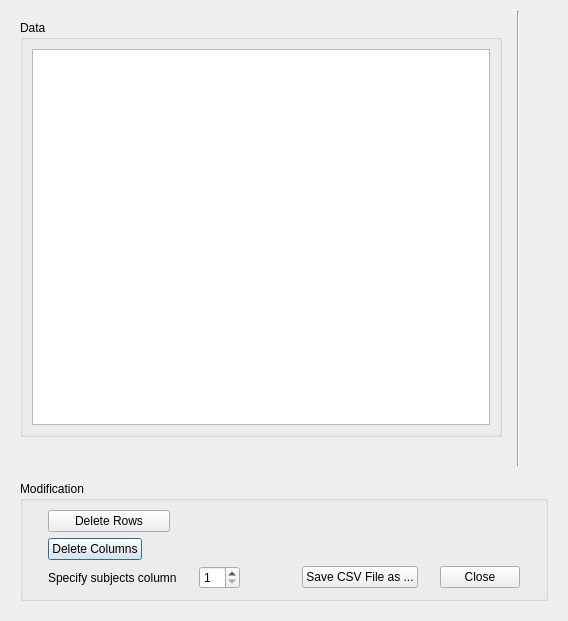
Old version of the form EditInputDialog.ui in the repository jeantm/FADTTS.
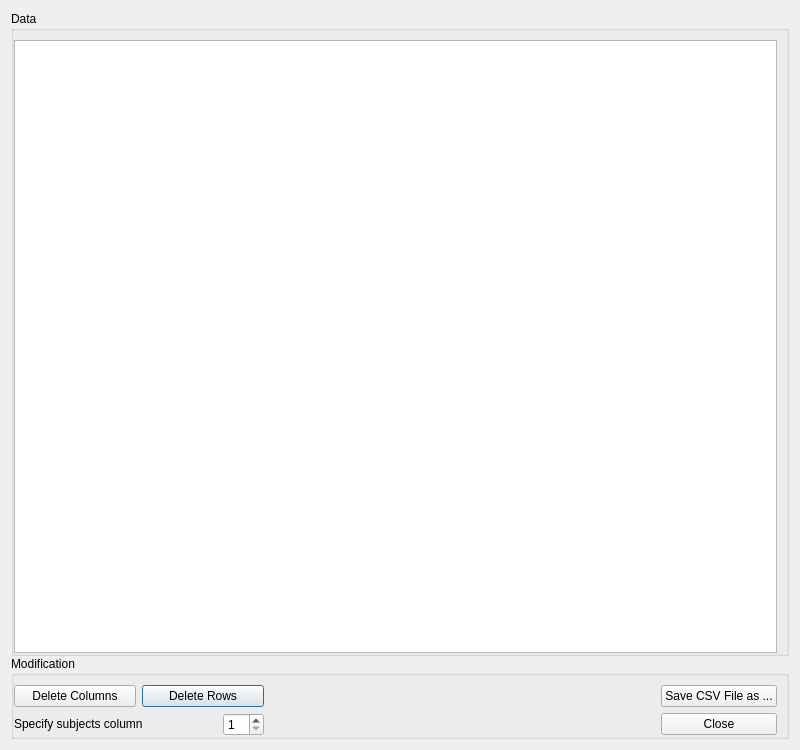
New version of the form.

Commit message:
Project FADTTS Modification EditDialog
- Got rid of file info
- Refined dialog

```diff
--- a/EditInputDialog.ui
+++ b/EditInputDialog.ui
@@ -6,8 +6,8 @@
    <rect>
     <x>0</x>
     <y>0</y>
-    <width>568</width>
-    <height>621</height>
+    <width>800</width>
+    <height>750</height>
    </rect>
   </property>
   <property name="sizePolicy">
@@ -20,64 +20,39 @@
    <string>Dialog</string>
   </property>
   <layout class="QGridLayout" name="gridLayout">
-   <item row="0" column="6" colspan="2">
-    <widget class="QWidget" name="fileInformation_widget" native="true">
-     <property name="sizePolicy">
-      <sizepolicy hsizetype="Preferred" vsizetype="Preferred">
-       <horstretch>0</horstretch>
-       <verstretch>0</verstretch>
-      </sizepolicy>
-     </property>
-     <layout class="QVBoxLayout" name="verticalLayout">
-      <item>
-       <widget class="QLabel" name="fileInformation_label">
+   <property name="verticalSpacing">
+    <number>0</number>
+   </property>
+   <item row="0" column="0" rowspan="2" colspan="2">
+    <widget class="QGroupBox" name="EditInputDialog_data_groupBox">
         <property name="sizePolicy">
-         <sizepolicy hsizetype="Preferred" vsizetype="Preferred">
+      <sizepolicy hsizetype="Expanding" vsizetype="Preferred">
           <horstretch>0</horstretch>
           <verstretch>0</verstretch>
          </sizepolicy>
         </property>
-        <property name="text">
-         <string/>
-        </property>
-        <property name="alignment">
-         <set>Qt::AlignLeading|Qt::AlignLeft|Qt::AlignTop</set>
-        </property>
-       </widget>
-      </item>
-     </layout>
-    </widget>
-   </item>
-   <item row="0" column="1" colspan="4">
-    <widget class="QWidget" name="data_widget" native="true">
-     <property name="minimumSize">
-      <size>
-       <width>500</width>
-       <height>450</height>
-      </size>
-     </property>
-     <layout class="QVBoxLayout" name="verticalLayout_3">
-      <item>
-       <widget class="QGroupBox" name="data_groupBox">
         <property name="title">
          <string>Data</string>
         </property>
         <layout class="QGridLayout" name="gridLayout_2">
+      <property name="leftMargin">
+       <number>0</number>
+      </property>
+      <property name="bottomMargin">
+       <number>0</number>
+      </property>
          <item row="0" column="0" colspan="2">
-          <widget class="QTableWidget" name="data_tableWidget"/>
-         </item>
-        </layout>
-       </widget>
-      </item>
-      <item>
-       <spacer name="horizontalSpacer">
+       <widget class="QTableWidget" name="EditInputDialog_data_tableWidget"/>
+      </item>
+      <item row="1" column="0" colspan="2">
+       <spacer name="EditInputDialog_horizontalSpacer">
         <property name="orientation">
          <enum>Qt::Horizontal</enum>
         </property>
         <property name="sizeHint" stdset="0">
          <size>
           <width>40</width>
-          <height>20</height>
+          <height>0</height>
          </size>
         </property>
        </spacer>
@@ -85,25 +60,41 @@
      </layout>
     </widget>
    </item>
-   <item row="1" column="1" rowspan="4" colspan="7">
-    <widget class="QWidget" name="modification_widget" native="true">
+   <item row="2" column="0" colspan="2">
+    <widget class="QGroupBox" name="EditInputDialog_modification_groupBox">
      <property name="sizePolicy">
-      <sizepolicy hsizetype="Preferred" vsizetype="Preferred">
+      <sizepolicy hsizetype="Preferred" vsizetype="Fixed">
        <horstretch>0</horstretch>
        <verstretch>0</verstretch>
       </sizepolicy>
      </property>
-     <layout class="QVBoxLayout" name="verticalLayout_4">
-      <item>
-       <widget class="QGroupBox" name="modification_groupBox">
         <property name="title">
          <string>Modification</string>
         </property>
         <layout class="QGridLayout" name="gridLayout_3">
-         <item row="6" column="0">
-          <widget class="QLabel" name="subjectColumn_label">
+      <property name="leftMargin">
+       <number>0</number>
+      </property>
+      <property name="bottomMargin">
+       <number>0</number>
+      </property>
+      <item row="1" column="2">
+       <widget class="QSpinBox" name="EditInputDialog_subjectColumnID_spinBox">
            <property name="sizePolicy">
-            <sizepolicy hsizetype="Fixed" vsizetype="Preferred">
+         <sizepolicy hsizetype="Fixed" vsizetype="Fixed">
+          <horstretch>0</horstretch>
+          <verstretch>0</verstretch>
+         </sizepolicy>
+        </property>
+        <property name="minimum">
+         <number>1</number>
+        </property>
+       </widget>
+      </item>
+      <item row="1" column="0" colspan="2">
+       <widget class="QLabel" name="EditInputDialog_subjectColumn_label">
+        <property name="sizePolicy">
+         <sizepolicy hsizetype="Preferred" vsizetype="Fixed">
              <horstretch>0</horstretch>
              <verstretch>0</verstretch>
             </sizepolicy>
@@ -113,8 +104,8 @@
            </property>
           </widget>
          </item>
-         <item row="4" column="0" colspan="2">
-          <widget class="QPushButton" name="deleteColumns_pushButton">
+      <item row="0" column="1" colspan="2">
+       <widget class="QPushButton" name="EditInputDialog_deleteRows_pushButton">
            <property name="sizePolicy">
             <sizepolicy hsizetype="Fixed" vsizetype="Fixed">
              <horstretch>0</horstretch>
@@ -123,7 +114,26 @@
            </property>
            <property name="minimumSize">
             <size>
-             <width>0</width>
+          <width>122</width>
+          <height>0</height>
+         </size>
+        </property>
+        <property name="text">
+         <string>Delete Rows</string>
+        </property>
+       </widget>
+      </item>
+      <item row="0" column="0">
+       <widget class="QPushButton" name="EditInputDialog_deleteColumns_pushButton">
+        <property name="sizePolicy">
+         <sizepolicy hsizetype="Preferred" vsizetype="Fixed">
+          <horstretch>0</horstretch>
+          <verstretch>0</verstretch>
+         </sizepolicy>
+        </property>
+        <property name="minimumSize">
+         <size>
+          <width>122</width>
              <height>0</height>
             </size>
            </property>
@@ -132,10 +142,10 @@
            </property>
           </widget>
          </item>
-         <item row="6" column="4">
-          <widget class="QPushButton" name="close_pushButton">
+      <item row="1" column="5">
+       <widget class="QPushButton" name="EditInputDialog_close_pushButton">
            <property name="sizePolicy">
-            <sizepolicy hsizetype="Fixed" vsizetype="Fixed">
+         <sizepolicy hsizetype="Preferred" vsizetype="Fixed">
              <horstretch>0</horstretch>
              <verstretch>0</verstretch>
             </sizepolicy>
@@ -145,104 +155,36 @@
            </property>
           </widget>
          </item>
-         <item row="3" column="0" colspan="2">
-          <widget class="QPushButton" name="deleteRows_pushButton">
-           <property name="sizePolicy">
-            <sizepolicy hsizetype="Fixed" vsizetype="Fixed">
-             <horstretch>0</horstretch>
-             <verstretch>0</verstretch>
-            </sizepolicy>
-           </property>
-           <property name="minimumSize">
-            <size>
-             <width>122</width>
-             <height>0</height>
-            </size>
-           </property>
-           <property name="text">
-            <string>Delete Rows</string>
-           </property>
-          </widget>
-         </item>
-         <item row="6" column="2">
-          <spacer name="horizontalSpacer_4">
-           <property name="orientation">
-            <enum>Qt::Horizontal</enum>
-           </property>
-           <property name="sizeType">
-            <enum>QSizePolicy::Minimum</enum>
-           </property>
-           <property name="sizeHint" stdset="0">
-            <size>
-             <width>40</width>
-             <height>20</height>
-            </size>
-           </property>
-          </spacer>
-         </item>
-         <item row="6" column="3">
-          <widget class="QPushButton" name="saveFile_pushButton">
-           <property name="sizePolicy">
-            <sizepolicy hsizetype="Fixed" vsizetype="Fixed">
-             <horstretch>0</horstretch>
-             <verstretch>0</verstretch>
-            </sizepolicy>
-           </property>
-           <property name="text">
-            <string>Save CSV File as ...</string>
-           </property>
-          </widget>
-         </item>
-         <item row="6" column="1">
-          <widget class="QSpinBox" name="para_subjectColumn_spinBox">
-           <property name="sizePolicy">
-            <sizepolicy hsizetype="Fixed" vsizetype="Fixed">
-             <horstretch>0</horstretch>
-             <verstretch>0</verstretch>
-            </sizepolicy>
-           </property>
-           <property name="minimum">
-            <number>1</number>
-           </property>
-          </widget>
-         </item>
-         <item row="3" column="3" colspan="2">
-          <spacer name="horizontalSpacer_2">
-           <property name="orientation">
-            <enum>Qt::Horizontal</enum>
-           </property>
-           <property name="sizeHint" stdset="0">
-            <size>
-             <width>40</width>
-             <height>20</height>
-            </size>
-           </property>
-          </spacer>
-         </item>
-         <item row="4" column="3" colspan="2">
-          <spacer name="horizontalSpacer_3">
-           <property name="orientation">
-            <enum>Qt::Horizontal</enum>
-           </property>
-           <property name="sizeHint" stdset="0">
-            <size>
-             <width>40</width>
-             <height>20</height>
-            </size>
-           </property>
-          </spacer>
-         </item>
-        </layout>
-       </widget>
-      </item>
-     </layout>
-    </widget>
-   </item>
    <item row="0" column="5">
-    <widget class="Line" name="line">
+       <widget class="QPushButton" name="EditInputDialog_saveFile_pushButton">
+        <property name="sizePolicy">
+         <sizepolicy hsizetype="Preferred" vsizetype="Fixed">
+          <horstretch>0</horstretch>
+          <verstretch>0</verstretch>
+         </sizepolicy>
+        </property>
+        <property name="text">
+         <string>Save CSV File as ...</string>
+        </property>
+       </widget>
+      </item>
+      <item row="0" column="3" rowspan="2">
+       <spacer name="EditInputDialog_horizontalSpacer_2">
      <property name="orientation">
-      <enum>Qt::Vertical</enum>
-     </property>
+         <enum>Qt::Horizontal</enum>
+        </property>
+        <property name="sizeType">
+         <enum>QSizePolicy::Expanding</enum>
+        </property>
+        <property name="sizeHint" stdset="0">
+         <size>
+          <width>20</width>
+          <height>40</height>
+         </size>
+        </property>
+       </spacer>
+      </item>
+     </layout>
     </widget>
    </item>
   </layout>
```
Left out of the diff: 9 changed lines with no effect on the pictures. Lines whose indentation alone changed are shown as unchanged. The commit also changes 4 other files.
